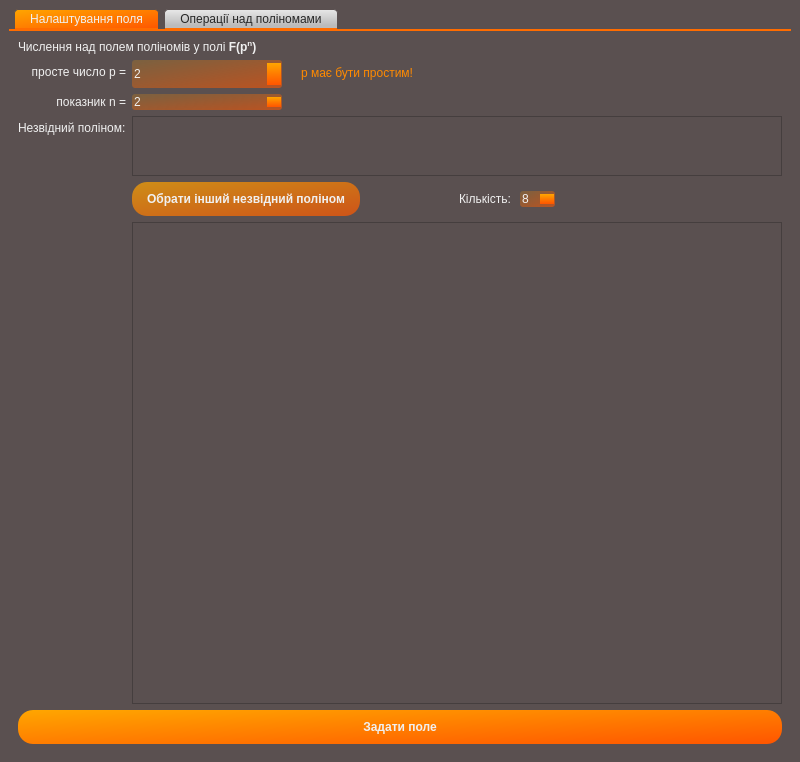
This is Algebra-polynom/mainwindow.ui in WAG13/FF-Polynomials-App as Qt 5 draws it before an edit. The edited form follows.
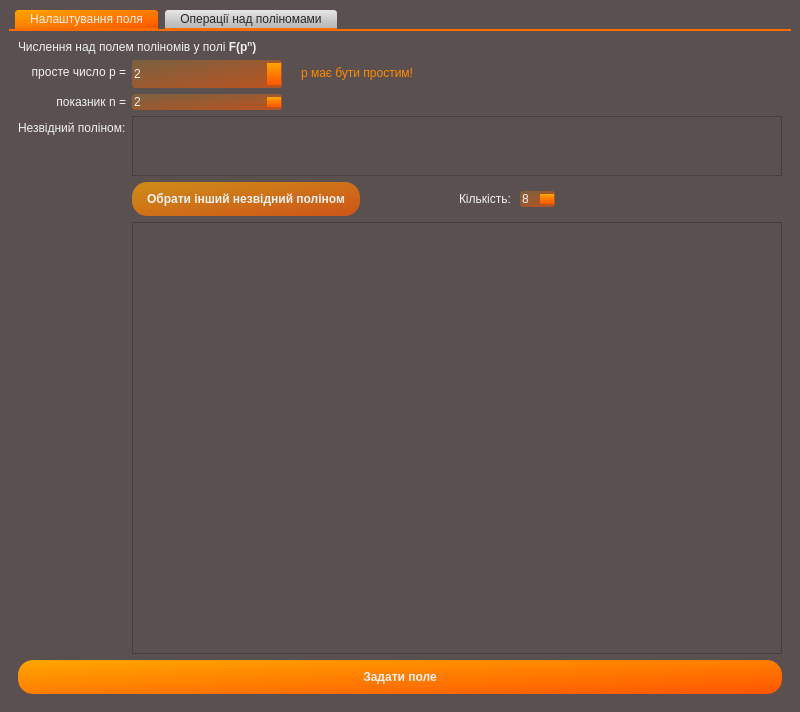
This is the edited form.

Diff of the .ui file:
```diff
--- a/Algebra-polynom/mainwindow.ui
+++ b/Algebra-polynom/mainwindow.ui
@@ -7,13 +7,13 @@
     <x>0</x>
     <y>0</y>
     <width>800</width>
-    <height>762</height>
+    <height>712</height>
    </rect>
   </property>
   <property name="minimumSize">
    <size>
     <width>800</width>
-    <height>700</height>
+    <height>500</height>
    </size>
   </property>
   <property name="windowTitle">
@@ -206,21 +206,21 @@
 </string>
   </property>
   <widget class="QWidget" name="centralwidget">
-   <layout class="QVBoxLayout" name="verticalLayout_2">
+   <layout class="QHBoxLayout" name="horizontalLayout_3">
     <item>
      <widget class="QTabWidget" name="tabWidget">
       <property name="enabled">
        <bool>true</bool>
       </property>
       <property name="sizePolicy">
-       <sizepolicy hsizetype="Expanding" vsizetype="Preferred">
+       <sizepolicy hsizetype="Preferred" vsizetype="Preferred">
         <horstretch>0</horstretch>
         <verstretch>0</verstretch>
        </sizepolicy>
       </property>
       <property name="maximumSize">
        <size>
-        <width>16777215</width>
+        <width>1500</width>
         <height>16777215</height>
        </size>
       </property>
@@ -405,7 +405,7 @@
             <property name="minimumSize">
              <size>
               <width>0</width>
-              <height>400</height>
+              <height>350</height>
              </size>
             </property>
             <property name="verticalScrollBarPolicy">
```
Left out of the diff: 21 changed lines with no effect on the pictures.
